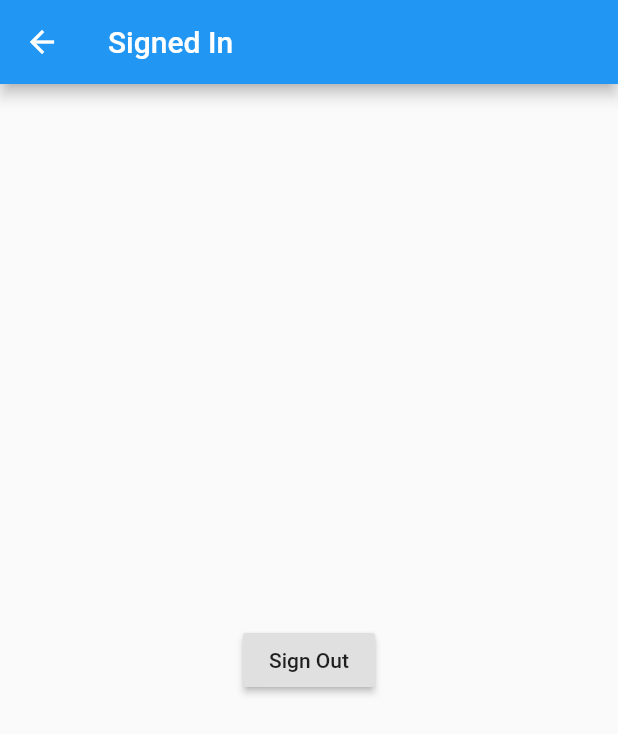
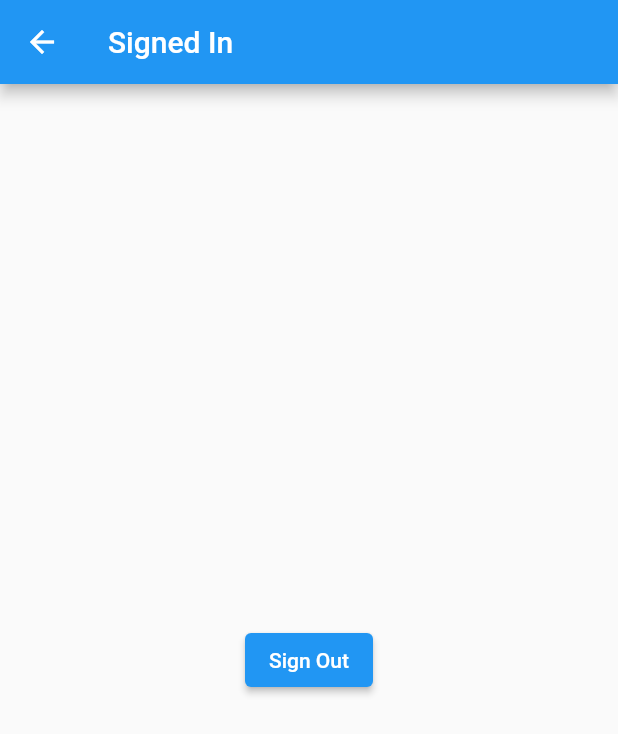
Before and after one commit to felixssimoes/flutter-architecture-tests, a Flutter app: the SignedIn screen opened directly, on a phone screen of 412 x 824 dp. Shown: the top 734 px of the screen. Run offline on Flutter 3.47's test engine with Material 2 defaults, Android fonts, the phone set to English and light mode, and no system bars; our stand-ins replace flutter_riverpod, freezed_annotation, rxdart.

Commit message:
updates for flutter 2.0 null safety

```diff
--- a/lib/services/navigation/root_navigation.dart
+++ b/lib/services/navigation/root_navigation.dart
@@ -19,7 +19,7 @@ abstract class RootNavigationState with _$RootNavigationState {
 
 class RootNavigationViewModel extends StateNotifier<RootNavigationState> {
   final AuthService _authService;
-  StreamSubscription<AuthStatus> _authStatusSubscription;
+  StreamSubscription<AuthStatus>? _authStatusSubscription;
 
   RootNavigationViewModel(this._authService)
       : super(RootNavigationState.loading()) {
@@ -41,7 +41,7 @@ class RootNavigationViewModel extends StateNotifier<RootNavigationState> {
   @override
   void dispose() {
     super.dispose();
-    _authStatusSubscription.cancel();
+    _authStatusSubscription?.cancel();
   }
 }
 
--- a/lib/ui/screens/signed_in/signed_in.screen.dart
+++ b/lib/ui/screens/signed_in/signed_in.screen.dart
@@ -17,7 +17,7 @@ class SignedIn extends StatelessWidget {
           builder: (context, watch, child) {
             final model = watch(_viewModel);
             if (model.isLoading) return CircularProgressIndicator();
-            return RaisedButton(
+            return ElevatedButton(
               onPressed: context.read(_viewModel).signOut,
               child: Text('Sign Out'),
             );
--- a/lib/ui/screens/signed_out/signed_out.screen.dart
+++ b/lib/ui/screens/signed_out/signed_out.screen.dart
@@ -19,7 +19,7 @@ class SignedOut extends StatelessWidget {
             final state = watch(_viewModel.state);
             return state.when(
               loading: () => CircularProgressIndicator(),
-              ready: () => RaisedButton(
+              ready: () => ElevatedButton(
                 onPressed: context.read(_viewModel).signIn,
                 child: Text('Sign In'),
               ),
```
Also changed, not shown: pubspec.yaml (+7 -52 lines), lib/services/navigation/root_navigation.freezed.dart, lib/ui/screens/signed_out/signed_out.viewmodel.freezed.dart, pubspec.lock, 1 other file.
